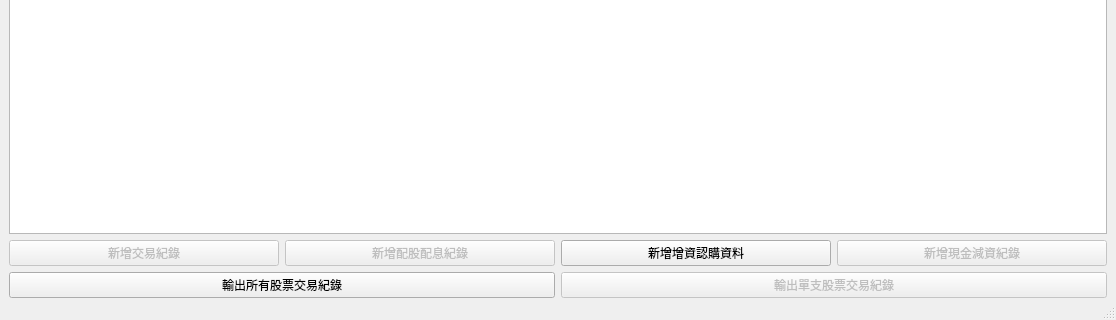
Qt form QtStockPriceMainWindow.ui (foxking0416/PythonStockPrice) before a commit; both pictures show x 0 to 1116 and y 573 to 893 of the 1116 by 893 pixel window.
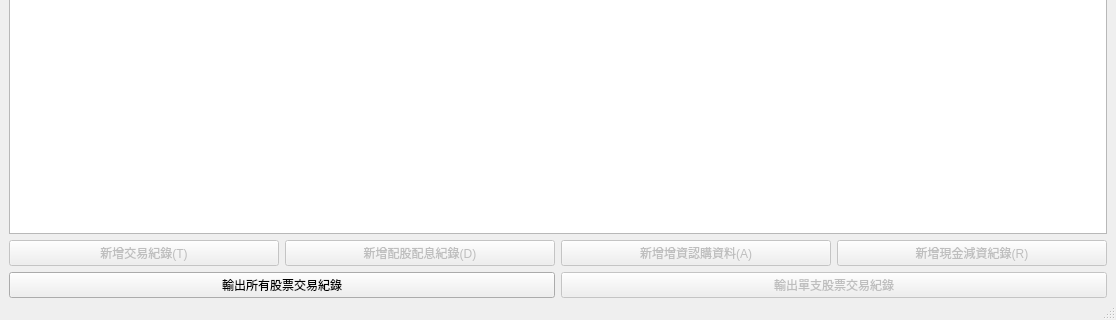
The same form after that commit.

Commit message: 新增 KeyEvent

```diff
--- a/QtStockPriceMainWindow.ui
+++ b/QtStockPriceMainWindow.ui
@@ -215,7 +215,7 @@
          <bool>false</bool>
         </property>
         <property name="text">
-         <string>新增交易紀錄</string>
+         <string>新增交易紀錄(T)</string>
         </property>
        </widget>
       </item>
@@ -225,14 +225,17 @@
          <bool>false</bool>
         </property>
         <property name="text">
-         <string>新增配股配息紀錄</string>
+         <string>新增配股配息紀錄(D)</string>
         </property>
        </widget>
       </item>
       <item>
        <widget class="QPushButton" name="qtAddLimitBuyingDataPushButton">
+        <property name="enabled">
+         <bool>false</bool>
+        </property>
         <property name="text">
-         <string>新增增資認購資料</string>
+         <string>新增增資認購資料(A)</string>
         </property>
        </widget>
       </item>
@@ -242,7 +245,7 @@
          <bool>false</bool>
         </property>
         <property name="text">
-         <string>新增現金減資紀錄</string>
+         <string>新增現金減資紀錄(R)</string>
         </property>
        </widget>
       </item>
```
The commit also changes 2 other files.
